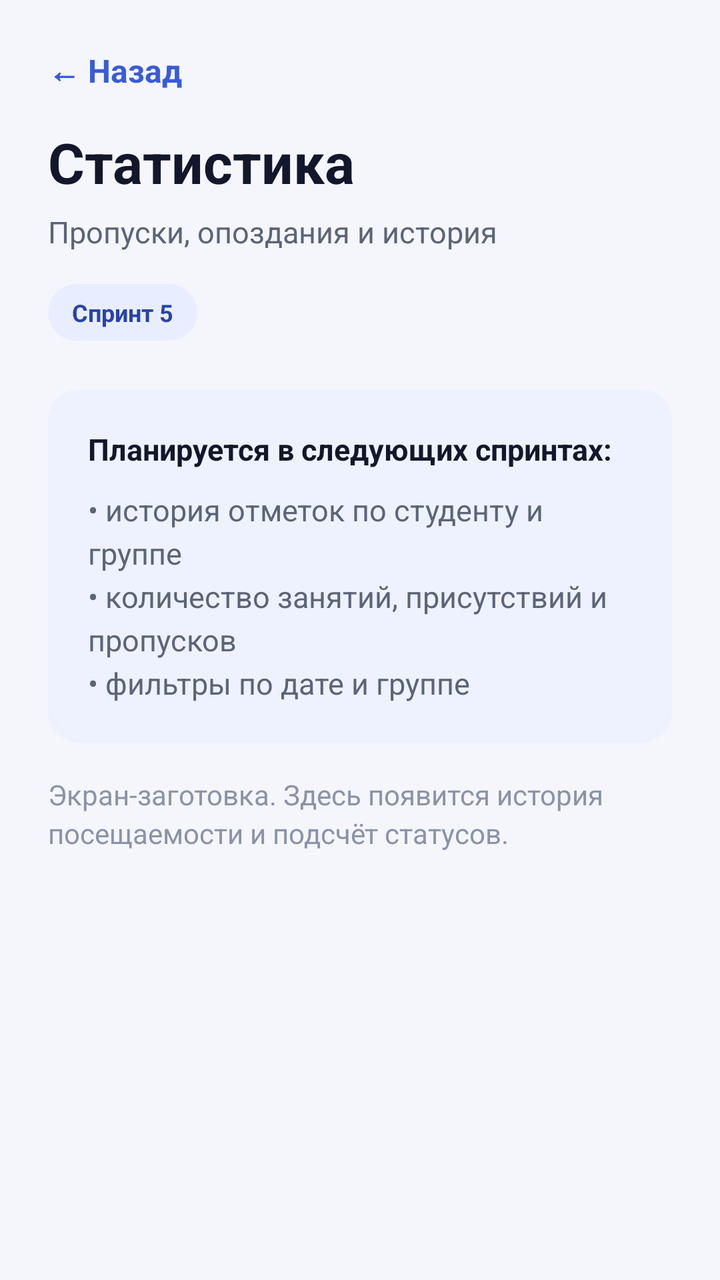
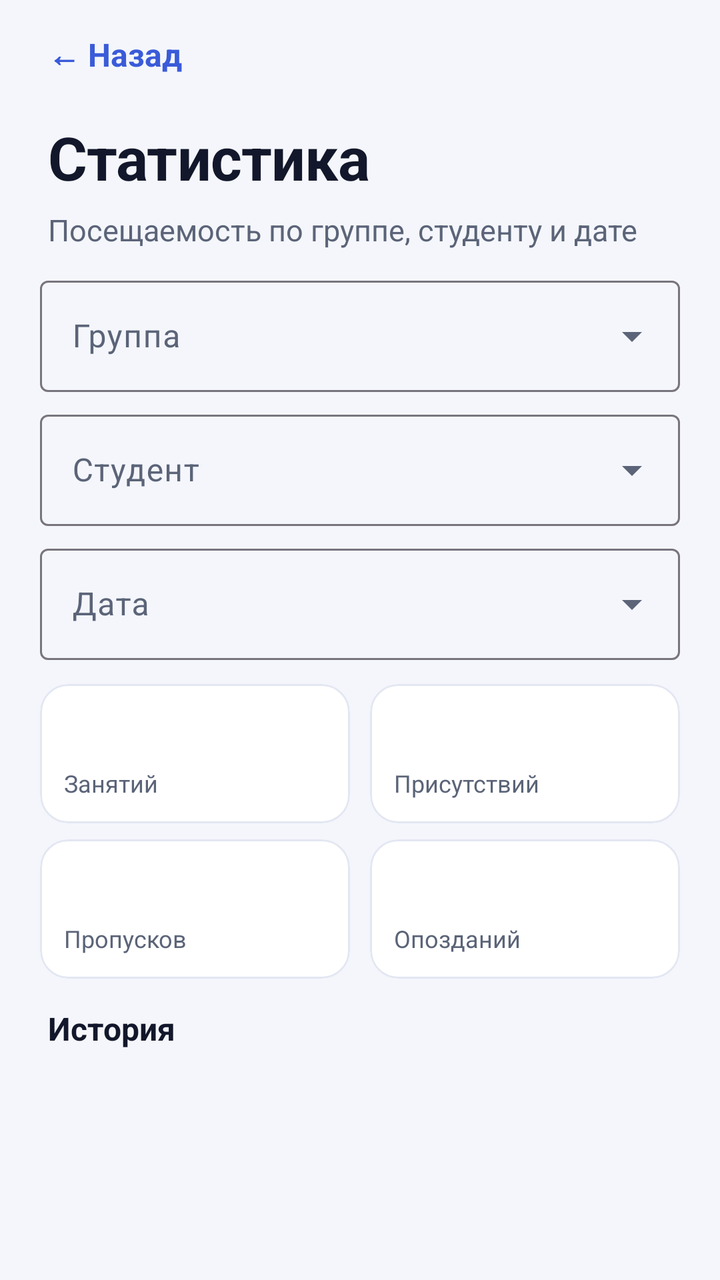

Screens rendered from an Android XML layout before and after an edit, with the pre-edit source and the edit as a unified diff.
<!-- AndroidManifest.xml: application theme Theme.AttendanceControl -->
<!-- res/layout/activity_statistics.xml -->
﻿<?xml version="1.0" encoding="utf-8"?>
<ScrollView xmlns:android="http://schemas.android.com/apk/res/android"
    android:layout_width="match_parent"
    android:layout_height="match_parent"
    android:background="@color/surface"
    android:fillViewport="true"
    android:fitsSystemWindows="true">

    <LinearLayout
        android:layout_width="match_parent"
        android:layout_height="wrap_content"
        android:orientation="vertical"
        android:paddingStart="24dp"
        android:paddingTop="16dp"
        android:paddingEnd="24dp"
        android:paddingBottom="32dp">

        <TextView
            android:id="@+id/btnBack"
            style="@style/BackButton"
            android:text="@string/back" />

        <TextView
            android:id="@+id/tvScreenTitle"
            style="@style/ScreenTitle"
            android:text="@string/statistics_title" />

        <TextView
            android:id="@+id/tvScreenSubtitle"
            style="@style/ScreenSubtitle"
            android:text="@string/statistics_subtitle" />

        <TextView
            android:id="@+id/tvSprintBadge"
            style="@style/SprintBadge"
            android:text="@string/statistics_sprint" />

        <LinearLayout
            style="@style/PlanBox">

            <TextView
                style="@style/PlanTitle"
                android:text="@string/statistics_plan_title" />

            <TextView
                style="@style/BodyText"
                android:text="@string/statistics_plan" />
        </LinearLayout>

        <TextView
            android:id="@+id/tvPlaceholder"
            style="@style/PlaceholderText"
            android:text="@string/statistics_placeholder" />

    </LinearLayout>
</ScrollView>
<!-- resources referenced by this layout -->
<resources>
  <string name="statistics_placeholder">Экран-заготовка. Здесь появится история посещаемости и подсчёт статусов.</string>
  <string name="statistics_plan">• история отметок по студенту и группе\n• количество занятий, присутствий и пропусков\n• фильтры по дате и группе</string>
  <string name="statistics_plan_title">Планируется в следующих спринтах:</string>
  <string name="statistics_sprint">Спринт 5</string>
  <string name="statistics_subtitle">Пропуски, опоздания и история</string>
  <style name="BodyText">
          <item name="android:layout_width">match_parent</item>
          <item name="android:layout_height">wrap_content</item>
          <item name="android:layout_marginTop">10dp</item>
          <item name="android:textColor">@color/ink_secondary</item>
          <item name="android:textSize">15sp</item>
          <item name="android:lineSpacingExtra">4dp</item>
      </style>
  <style name="PlaceholderText">
          <item name="android:layout_width">match_parent</item>
          <item name="android:layout_height">wrap_content</item>
          <item name="android:layout_marginTop">16dp</item>
          <item name="android:textColor">@color/ink_muted</item>
          <item name="android:textSize">14sp</item>
          <item name="android:lineSpacingExtra">3dp</item>
      </style>
  <style name="PlanBox">
          <item name="android:layout_width">match_parent</item>
          <item name="android:layout_height">wrap_content</item>
          <item name="android:layout_marginTop">24dp</item>
          <item name="android:orientation">vertical</item>
          <item name="android:padding">20dp</item>
          <item name="android:background">@drawable/bg_plan</item>
      </style>
  <style name="PlanTitle">
          <item name="android:layout_width">match_parent</item>
          <item name="android:layout_height">wrap_content</item>
          <item name="android:textColor">@color/ink</item>
          <item name="android:textSize">15sp</item>
          <item name="android:textStyle">bold</item>
      </style>
  <style name="ScreenSubtitle">
          <item name="android:layout_width">match_parent</item>
          <item name="android:layout_height">wrap_content</item>
          <item name="android:layout_marginTop">6dp</item>
          <item name="android:textColor">@color/ink_secondary</item>
          <item name="android:textSize">15sp</item>
      </style>
  <style name="ScreenTitle">
          <item name="android:layout_width">match_parent</item>
          <item name="android:layout_height">wrap_content</item>
          <item name="android:textColor">@color/ink</item>
          <item name="android:textSize">28sp</item>
          <item name="android:textStyle">bold</item>
      </style>
  <style name="SprintBadge">
          <item name="android:layout_width">wrap_content</item>
          <item name="android:layout_height">wrap_content</item>
          <item name="android:layout_marginTop">16dp</item>
          <item name="android:paddingStart">12dp</item>
          <item name="android:paddingEnd">12dp</item>
          <item name="android:paddingTop">6dp</item>
          <item name="android:paddingBottom">6dp</item>
          <item name="android:background">@drawable/bg_badge</item>
          <item name="android:textColor">@color/badge_text</item>
          <item name="android:textSize">12sp</item>
          <item name="android:textStyle">bold</item>
      </style>
  <!-- drawable bg_plan (drawable) -->
  <?xml version="1.0" encoding="utf-8"?>
  <shape xmlns:android="http://schemas.android.com/apk/res/android"
      android:shape="rectangle">
      <solid android:color="@color/plan_background" />
      <corners android:radius="16dp" />
  </shape>
  <color name="ink">#12172B</color>
  <!-- drawable bg_badge (drawable) -->
  <?xml version="1.0" encoding="utf-8"?>
  <shape xmlns:android="http://schemas.android.com/apk/res/android"
      android:shape="rectangle">
      <solid android:color="@color/badge_background" />
      <corners android:radius="100dp" />
  </shape>
  <color name="plan_background">#EEF2FF</color>
  <!-- unchanged entries left out for length: 12 -->
</resources>

<!-- the commit's change to res/layout/activity_statistics.xml (unified diff, before → after) -->
@@ -1,56 +1,312 @@
-﻿<?xml version="1.0" encoding="utf-8"?>
-<ScrollView xmlns:android="http://schemas.android.com/apk/res/android"
+<?xml version="1.0" encoding="utf-8"?>
+<LinearLayout xmlns:android="http://schemas.android.com/apk/res/android"
+    xmlns:app="http://schemas.android.com/apk/res-auto"
     android:layout_width="match_parent"
     android:layout_height="match_parent"
     android:background="@color/surface"
-    android:fillViewport="true"
-    android:fitsSystemWindows="true">
+    android:fitsSystemWindows="true"
+    android:orientation="vertical">
+
+    <TextView
+        android:id="@+id/btnBack"
+        style="@style/BackButton"
+        android:layout_marginStart="24dp"
+        android:layout_marginTop="8dp"
+        android:text="@string/back" />
+
+    <TextView
+        style="@style/AppTitle"
+        android:layout_marginStart="24dp"
+        android:layout_marginTop="4dp"
+        android:layout_marginEnd="24dp"
+        android:text="@string/statistics_title" />
+
+    <TextView
+        style="@style/AppSubtitle"
+        android:layout_marginStart="24dp"
+        android:layout_marginEnd="24dp"
+        android:text="@string/statistics_subtitle" />
 
     <LinearLayout
         android:layout_width="match_parent"
         android:layout_height="wrap_content"
-        android:orientation="vertical"
-        android:paddingStart="24dp"
-        android:paddingTop="16dp"
-        android:paddingEnd="24dp"
-        android:paddingBottom="32dp">
+        android:layout_marginStart="20dp"
+        android:layout_marginTop="10dp"
+        android:layout_marginEnd="20dp"
+        android:orientation="vertical">
+
+        <com.google.android.material.textfield.TextInputLayout
+            android:id="@+id/tilGroupFilter"
+            style="@style/Widget.Material3.TextInputLayout.OutlinedBox.ExposedDropdownMenu"
+            android:layout_width="match_parent"
+            android:layout_height="wrap_content"
+            android:hint="@string/filter_group">
+
+            <com.google.android.material.textfield.MaterialAutoCompleteTextView
+                android:id="@+id/etGroupFilter"
+                android:layout_width="match_parent"
+                android:layout_height="wrap_content"
+                android:inputType="none" />
+        </com.google.android.material.textfield.TextInputLayout>
+
+        <com.google.android.material.textfield.TextInputLayout
+            android:id="@+id/tilStudentFilter"
+            style="@style/Widget.Material3.TextInputLayout.OutlinedBox.ExposedDropdownMenu"
+            android:layout_width="match_parent"
+            android:layout_height="wrap_content"
+            android:layout_marginTop="6dp"
+            android:hint="@string/filter_student">
+
+            <com.google.android.material.textfield.MaterialAutoCompleteTextView
+                android:id="@+id/etStudentFilter"
+                android:layout_width="match_parent"
+                android:layout_height="wrap_content"
+                android:inputType="none" />
+        </com.google.android.material.textfield.TextInputLayout>
+
+        <com.google.android.material.textfield.TextInputLayout
+            android:id="@+id/tilDateFilter"
+            style="@style/Widget.Material3.TextInputLayout.OutlinedBox.ExposedDropdownMenu"
+            android:layout_width="match_parent"
+            android:layout_height="wrap_content"
+            android:layout_marginTop="6dp"
+            android:hint="@string/filter_date">
+
+            <com.google.android.material.textfield.MaterialAutoCompleteTextView
+                android:id="@+id/etDateFilter"
+                android:layout_width="match_parent"
+                android:layout_height="wrap_content"
+                android:inputType="none" />
+        </com.google.android.material.textfield.TextInputLayout>
+    </LinearLayout>
+
+    <LinearLayout
+        android:layout_width="match_parent"
+        android:layout_height="wrap_content"
+        android:layout_marginStart="20dp"
+        android:layout_marginTop="12dp"
+        android:layout_marginEnd="20dp"
+        android:orientation="horizontal">
+
+        <com.google.android.material.card.MaterialCardView
+            android:layout_width="0dp"
+            android:layout_height="wrap_content"
+            android:layout_weight="1"
+            app:cardBackgroundColor="@color/surface_card"
+            app:cardCornerRadius="14dp"
+            app:cardElevation="0dp"
+            app:strokeColor="@color/stroke"
+            app:strokeWidth="1dp">
+
+            <LinearLayout
+                android:layout_width="match_parent"
+                android:layout_height="wrap_content"
+                android:orientation="vertical"
+                android:padding="12dp">
+
+                <TextView
+                    android:id="@+id/tvLessonsCount"
+                    android:layout_width="wrap_content"
+                    android:layout_height="wrap_content"
+                    android:textColor="@color/brand_primary"
+                    android:textSize="22sp"
+                    android:textStyle="bold" />
+
+                <TextView
+                    android:layout_width="wrap_content"
+                    android:layout_height="wrap_content"
+                    android:text="@string/stat_lessons"
+                    android:textColor="@color/ink_secondary"
+                    android:textSize="12sp" />
+            </LinearLayout>
+        </com.google.android.material.card.MaterialCardView>
+
+        <Space
+            android:layout_width="10dp"
+            android:layout_height="1dp" />
+
+        <com.google.android.material.card.MaterialCardView
+            android:layout_width="0dp"
+            android:layout_height="wrap_content"
+            android:layout_weight="1"
+            app:cardBackgroundColor="@color/surface_card"
+            app:cardCornerRadius="14dp"
+            app:cardElevation="0dp"
+            app:strokeColor="@color/stroke"
+            app:strokeWidth="1dp">
+
+            <LinearLayout
+                android:layout_width="match_parent"
+                android:layout_height="wrap_content"
+                android:orientation="vertical"
+                android:padding="12dp">
+
+                <TextView
+                    android:id="@+id/tvPresentCount"
+                    android:layout_width="wrap_content"
+                    android:layout_height="wrap_content"
+                    android:textColor="@color/status_present_color"
+                    android:textSize="22sp"
+                    android:textStyle="bold" />
+
+                <TextView
+                    android:layout_width="wrap_content"
+                    android:layout_height="wrap_content"
+                    android:text="@string/stat_present"
+                    android:textColor="@color/ink_secondary"
+                    android:textSize="12sp" />
+            </LinearLayout>
+        </com.google.android.material.card.MaterialCardView>
+    </LinearLayout>
+
+    <LinearLayout
+        android:layout_width="match_parent"
+        android:layout_height="wrap_content"
+        android:layout_marginStart="20dp"
+        android:layout_marginTop="8dp"
+        android:layout_marginEnd="20dp"
+        android:orientation="horizontal">
+
+        <com.google.android.material.card.MaterialCardView
+            android:layout_width="0dp"
+            android:layout_height="wrap_content"
+            android:layout_weight="1"
+            app:cardBackgroundColor="@color/surface_card"
+            app:cardCornerRadius="14dp"
+            app:cardElevation="0dp"
+            app:strokeColor="@color/stroke"
+            app:strokeWidth="1dp">
+
+            <LinearLayout
+                android:layout_width="match_parent"
+                android:layout_height="wrap_content"
+                android:orientation="vertical"
+                android:padding="12dp">
+
+                <TextView
+                    android:id="@+id/tvAbsentCount"
+                    android:layout_width="wrap_content"
+                    android:layout_height="wrap_content"
+                    android:textColor="@color/status_absent_color"
+                    android:textSize="22sp"
+                    android:textStyle="bold" />
+
+                <TextView
+                    android:layout_width="wrap_content"
+                    android:layout_height="wrap_content"
+                    android:text="@string/stat_absent"
+                    android:textColor="@color/ink_secondary"
+                    android:textSize="12sp" />
+            </LinearLayout>
+        </com.google.android.material.card.MaterialCardView>
+
+        <Space
+            android:layout_width="10dp"
+            android:layout_height="1dp" />
+
+        <com.google.android.material.card.MaterialCardView
+            android:layout_width="0dp"
+            android:layout_height="wrap_content"
+            android:layout_weight="1"
+            app:cardBackgroundColor="@color/surface_card"
+            app:cardCornerRadius="14dp"
+            app:cardElevation="0dp"
+            app:strokeColor="@color/stroke"
+            app:strokeWidth="1dp">
+
+            <LinearLayout
+                android:layout_width="match_parent"
+                android:layout_height="wrap_content"
+                android:orientation="vertical"
+                android:padding="12dp">
+
+                <TextView
+                    android:id="@+id/tvLateCount"
+                    android:layout_width="wrap_content"
+                    android:layout_height="wrap_content"
+                    android:textColor="@color/status_late_color"
+                    android:textSize="22sp"
+                    android:textStyle="bold" />
+
+                <TextView
+                    android:layout_width="wrap_content"
+                    android:layout_height="wrap_content"
+                    android:text="@string/stat_late"
+                    android:textColor="@color/ink_secondary"
+                    android:textSize="12sp" />
+            </LinearLayout>
+        </com.google.android.material.card.MaterialCardView>
+    </LinearLayout>
+
+    <LinearLayout
+        android:layout_width="match_parent"
+        android:layout_height="wrap_content"
+        android:layout_marginStart="24dp"
+        android:layout_marginTop="14dp"
+        android:layout_marginEnd="24dp"
+        android:gravity="center_vertical"
+        android:orientation="horizontal">
 
         <TextView
-            android:id="@+id/btnBack"
-            style="@style/BackButton"
-            android:text="@string/back" />
+            android:layout_width="0dp"
+            android:layout_height="wrap_content"
+            android:layout_weight="1"
+            android:text="@string/history_title"
+            android:textColor="@color/ink"
+            android:textSize="16sp"
+            android:textStyle="bold" />
 
         <TextView
-            android:id="@+id/tvScreenTitle"
-            style="@style/ScreenTitle"
-            android:text="@string/statistics_title" />
-
-        <TextView
-            android:id="@+id/tvScreenSubtitle"
-            style="@style/ScreenSubtitle"
-            android:text="@string/statistics_subtitle" />
-
-        <TextView
-            android:id="@+id/tvSprintBadge"
-            style="@style/SprintBadge"
-            android:text="@string/statistics_sprint" />
+            android:id="@+id/tvHistoryCount"
+            android:layout_width="wrap_content"
+            android:layout_height="wrap_content"
+            android:textColor="@color/ink_muted"
+            android:textSize="12sp" />
+    </LinearLayout>
+
+    <FrameLayout
+        android:layout_width="match_parent"
+        android:layout_height="0dp"
+        android:layout_weight="1">
+
+        <androidx.recyclerview.widget.RecyclerView
+            android:id="@+id/rvHistory"
+            android:layout_width="match_parent"
+            android:layout_height="match_parent"
+            android:clipToPadding="false"
+            android:paddingTop="8dp"
+            android:paddingBottom="16dp"
+            android:scrollbars="vertical" />
 
         <LinearLayout
-            style="@style/PlanBox">
+            android:id="@+id/emptyHistory"
+            android:layout_width="match_parent"
+            android:layout_height="match_parent"
+            android:gravity="center"
+            android:orientation="vertical"
+            android:padding="32dp"
+            android:visibility="gone">
 
             <TextView
-                style="@style/PlanTitle"
-                android:text="@string/statistics_plan_title" />
+                android:id="@+id/tvEmptyTitle"
+                android:layout_width="wrap_content"
+                android:layout_height="wrap_content"
+                android:gravity="center"
+                android:text="@string/history_empty"
+                android:textColor="@color/ink"
+                android:textSize="18sp"
+                android:textStyle="bold" />
 
             <TextView
-                style="@style/BodyText"
-                android:text="@string/statistics_plan" />
+                android:id="@+id/tvEmptyHint"
+                android:layout_width="match_parent"
+                android:layout_height="wrap_content"
+                android:layout_marginTop="8dp"
+                android:gravity="center"
+                android:lineSpacingExtra="3dp"
+                android:text="@string/history_empty_hint"
+                android:textColor="@color/ink_secondary"
+                android:textSize="14sp" />
         </LinearLayout>
-
-        <TextView
-            android:id="@+id/tvPlaceholder"
-            style="@style/PlaceholderText"
-            android:text="@string/statistics_placeholder" />
-
-    </LinearLayout>
-</ScrollView>
+    </FrameLayout>
+</LinearLayout>
<!-- resource entries referenced after the edit -->
@@ -1,84 +1,36 @@
 <!-- resources referenced by this layout -->
 <resources>
-  <string name="statistics_placeholder">Экран-заготовка. Здесь появится история посещаемости и подсчёт статусов.</string>
-  <string name="statistics_plan">• история отметок по студенту и группе\n• количество занятий, присутствий и пропусков\n• фильтры по дате и группе</string>
-  <string name="statistics_plan_title">Планируется в следующих спринтах:</string>
-  <string name="statistics_sprint">Спринт 5</string>
-  <string name="statistics_subtitle">Пропуски, опоздания и история</string>
-  <style name="BodyText">
-          <item name="android:layout_width">match_parent</item>
-          <item name="android:layout_height">wrap_content</item>
-          <item name="android:layout_marginTop">10dp</item>
-          <item name="android:textColor">@color/ink_secondary</item>
-          <item name="android:textSize">15sp</item>
-          <item name="android:lineSpacingExtra">4dp</item>
-      </style>
-  <style name="PlaceholderText">
-          <item name="android:layout_width">match_parent</item>
-          <item name="android:layout_height">wrap_content</item>
-          <item name="android:layout_marginTop">16dp</item>
-          <item name="android:textColor">@color/ink_muted</item>
-          <item name="android:textSize">14sp</item>
-          <item name="android:lineSpacingExtra">3dp</item>
-      </style>
-  <style name="PlanBox">
-          <item name="android:layout_width">match_parent</item>
-          <item name="android:layout_height">wrap_content</item>
-          <item name="android:layout_marginTop">24dp</item>
-          <item name="android:orientation">vertical</item>
-          <item name="android:padding">20dp</item>
-          <item name="android:background">@drawable/bg_plan</item>
-      </style>
-  <style name="PlanTitle">
-          <item name="android:layout_width">match_parent</item>
-          <item name="android:layout_height">wrap_content</item>
-          <item name="android:textColor">@color/ink</item>
-          <item name="android:textSize">15sp</item>
-          <item name="android:textStyle">bold</item>
-      </style>
-  <style name="ScreenSubtitle">
+  <string name="statistics_subtitle">Посещаемость по группе, студенту и дате</string>
+  <style name="AppSubtitle">
           <item name="android:layout_width">match_parent</item>
           <item name="android:layout_height">wrap_content</item>
           <item name="android:layout_marginTop">6dp</item>
           <item name="android:textColor">@color/ink_secondary</item>
           <item name="android:textSize">15sp</item>
       </style>
-  <style name="ScreenTitle">
+  <style name="AppTitle">
           <item name="android:layout_width">match_parent</item>
           <item name="android:layout_height">wrap_content</item>
           <item name="android:textColor">@color/ink</item>
-          <item name="android:textSize">28sp</item>
+          <item name="android:textSize">30sp</item>
           <item name="android:textStyle">bold</item>
+          <item name="android:letterSpacing">-0.01</item>
       </style>
-  <style name="SprintBadge">
-          <item name="android:layout_width">wrap_content</item>
-          <item name="android:layout_height">wrap_content</item>
-          <item name="android:layout_marginTop">16dp</item>
-          <item name="android:paddingStart">12dp</item>
-          <item name="android:paddingEnd">12dp</item>
-          <item name="android:paddingTop">6dp</item>
-          <item name="android:paddingBottom">6dp</item>
-          <item name="android:background">@drawable/bg_badge</item>
-          <item name="android:textColor">@color/badge_text</item>
-          <item name="android:textSize">12sp</item>
-          <item name="android:textStyle">bold</item>
-      </style>
-  <!-- drawable bg_plan (drawable) -->
-  <?xml version="1.0" encoding="utf-8"?>
-  <shape xmlns:android="http://schemas.android.com/apk/res/android"
-      android:shape="rectangle">
-      <solid android:color="@color/plan_background" />
-      <corners android:radius="16dp" />
-  </shape>
   <color name="ink">#12172B</color>
-  <!-- drawable bg_badge (drawable) -->
-  <?xml version="1.0" encoding="utf-8"?>
-  <shape xmlns:android="http://schemas.android.com/apk/res/android"
-      android:shape="rectangle">
-      <solid android:color="@color/badge_background" />
-      <corners android:radius="100dp" />
-  </shape>
-  <color name="plan_background">#EEF2FF</color>
+  <color name="status_absent_color">#C0392B</color>
+  <color name="status_late_color">#B26A00</color>
+  <color name="status_present_color">#1B8A5A</color>
+  <color name="stroke">#E3E7F2</color>
+  <string name="filter_date">Дата</string>
+  <string name="filter_group">Группа</string>
+  <string name="filter_student">Студент</string>
+  <string name="history_empty">Отметок пока нет</string>
+  <string name="history_empty_hint">Отметьте посещаемость на занятии — история появится здесь.</string>
+  <string name="history_title">История</string>
+  <string name="stat_absent">Пропусков</string>
+  <string name="stat_late">Опозданий</string>
+  <string name="stat_lessons">Занятий</string>
+  <string name="stat_present">Присутствий</string>
   <!-- unchanged entries left out for length: 12 -->
 </resources>
 
